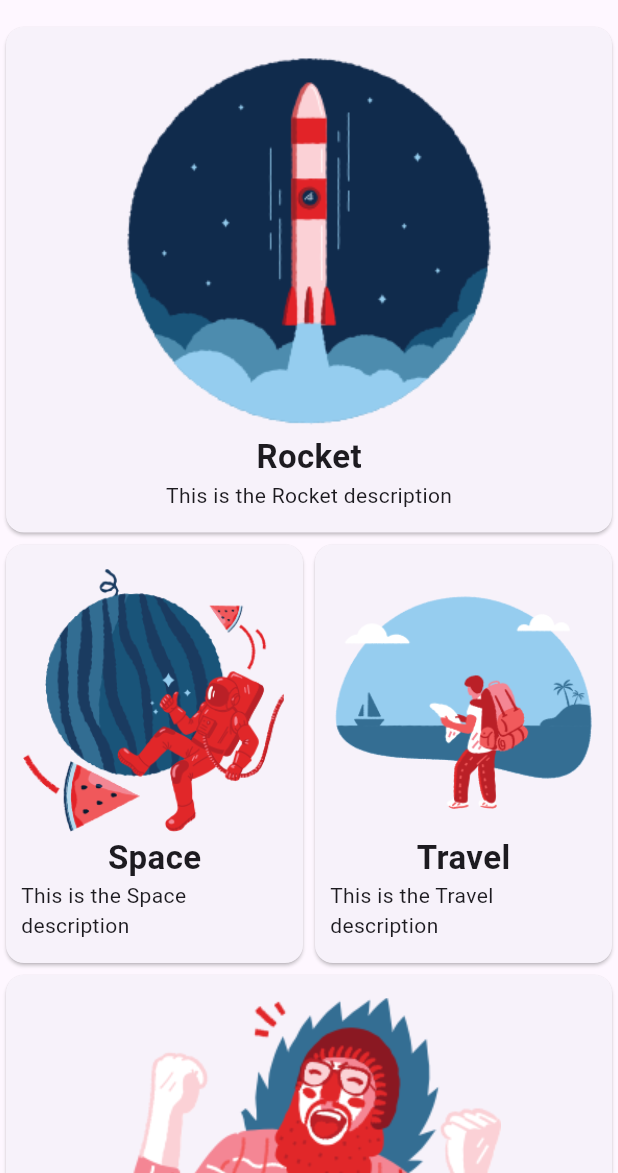
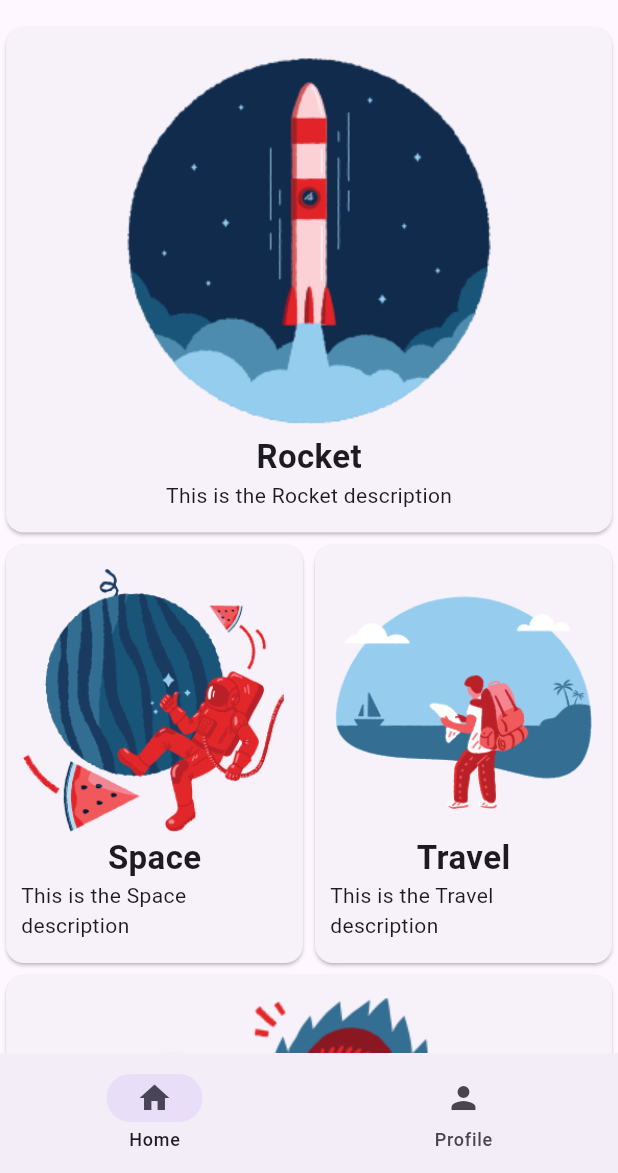
Before and after one commit to Ericcost/flutter, a Flutter app: the screen it shows after launch, on a phone screen of 412 x 824 dp, the part 63-1236 px from its top. Run offline on Flutter 3.47's test engine with Material 3 defaults, Android fonts, the phone set to English and light mode, and no system bars.

Commit message:
lib/main.dart

```diff
--- a/lib/main.dart
+++ b/lib/main.dart
@@ -1,5 +1,5 @@
 import 'package:flutter/material.dart';
-import 'package:learnflutter/pages/home_page.dart';
+import 'package:learnflutter/widget_tree.dart';
 
 void main() {
   runApp(const MyApp());
@@ -17,7 +17,7 @@ class MyApp extends StatelessWidget {
         primarySwatch: Colors.blue,
         useMaterial3: true,
       ),
-      home: const HomePage()
+      home: const WidgetTree()
     );
   }
 }
```
